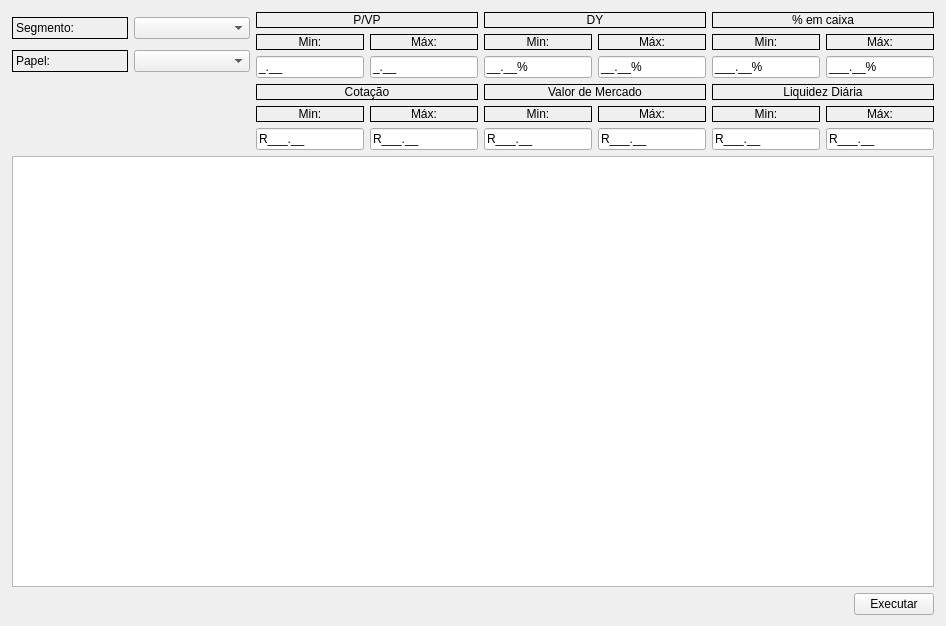
First picture: the form in src/ui/frmFiiScreen.ui, repository jeronimopenha/MarginMiner, before the edit.
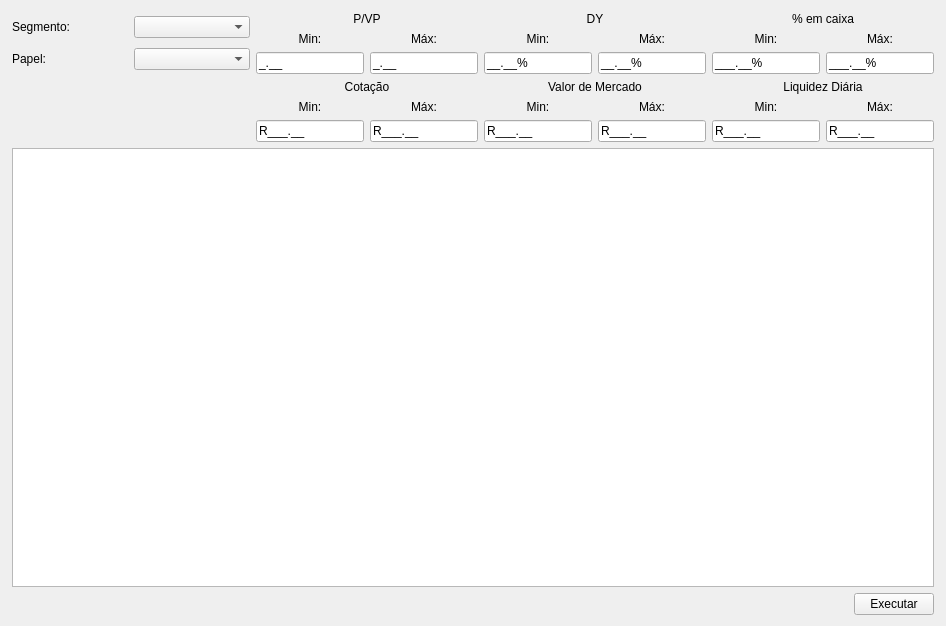
Second picture: the form after the edit.

Commit message: Working on First FII Screen

The edit to the form file:
```diff
--- a/src/ui/frmFiiScreen.ui
+++ b/src/ui/frmFiiScreen.ui
@@ -44,7 +44,7 @@
          <item>
           <widget class="QLabel" name="label_7">
            <property name="frameShape">
-            <enum>QFrame::Shape::Box</enum>
+            <enum>QFrame::Shape::NoFrame</enum>
            </property>
            <property name="text">
             <string>DY</string>
@@ -59,7 +59,7 @@
            <item>
             <widget class="QLabel" name="label_8">
              <property name="frameShape">
-              <enum>QFrame::Shape::Box</enum>
+              <enum>QFrame::Shape::NoFrame</enum>
              </property>
              <property name="text">
               <string>Min:</string>
@@ -72,7 +72,7 @@
            <item>
             <widget class="QLabel" name="label_9">
              <property name="frameShape">
-              <enum>QFrame::Shape::Box</enum>
+              <enum>QFrame::Shape::NoFrame</enum>
              </property>
              <property name="text">
               <string>Máx:</string>
@@ -115,7 +115,7 @@
          <item>
           <widget class="QLabel" name="label_13">
            <property name="frameShape">
-            <enum>QFrame::Shape::Box</enum>
+            <enum>QFrame::Shape::NoFrame</enum>
            </property>
            <property name="text">
             <string>Cotação</string>
@@ -130,7 +130,7 @@
            <item>
             <widget class="QLabel" name="label_14">
              <property name="frameShape">
-              <enum>QFrame::Shape::Box</enum>
+              <enum>QFrame::Shape::NoFrame</enum>
              </property>
              <property name="text">
               <string>Min:</string>
@@ -143,7 +143,7 @@
            <item>
             <widget class="QLabel" name="label_15">
              <property name="frameShape">
-              <enum>QFrame::Shape::Box</enum>
+              <enum>QFrame::Shape::NoFrame</enum>
              </property>
              <property name="text">
               <string>Máx:</string>
@@ -186,7 +186,7 @@
          <item>
           <widget class="QLabel" name="label_10">
            <property name="frameShape">
-            <enum>QFrame::Shape::Box</enum>
+            <enum>QFrame::Shape::NoFrame</enum>
            </property>
            <property name="text">
             <string>P/VP</string>
@@ -201,7 +201,7 @@
            <item>
             <widget class="QLabel" name="label_11">
              <property name="frameShape">
-              <enum>QFrame::Shape::Box</enum>
+              <enum>QFrame::Shape::NoFrame</enum>
              </property>
              <property name="text">
               <string>Min:</string>
@@ -214,7 +214,7 @@
            <item>
             <widget class="QLabel" name="label_12">
              <property name="frameShape">
-              <enum>QFrame::Shape::Box</enum>
+              <enum>QFrame::Shape::NoFrame</enum>
              </property>
              <property name="text">
               <string>Máx:</string>
@@ -257,7 +257,7 @@
          <item>
           <widget class="QLabel" name="label_4">
            <property name="frameShape">
-            <enum>QFrame::Shape::Box</enum>
+            <enum>QFrame::Shape::NoFrame</enum>
            </property>
            <property name="text">
             <string>% em caixa</string>
@@ -272,7 +272,7 @@
            <item>
             <widget class="QLabel" name="label_5">
              <property name="frameShape">
-              <enum>QFrame::Shape::Box</enum>
+              <enum>QFrame::Shape::NoFrame</enum>
              </property>
              <property name="text">
               <string>Min:</string>
@@ -285,7 +285,7 @@
            <item>
             <widget class="QLabel" name="label_6">
              <property name="frameShape">
-              <enum>QFrame::Shape::Box</enum>
+              <enum>QFrame::Shape::NoFrame</enum>
              </property>
              <property name="text">
               <string>Máx:</string>
@@ -328,7 +328,7 @@
          <item>
           <widget class="QLabel" name="label_19">
            <property name="frameShape">
-            <enum>QFrame::Shape::Box</enum>
+            <enum>QFrame::Shape::NoFrame</enum>
            </property>
            <property name="text">
             <string>Valor de Mercado</string>
@@ -343,7 +343,7 @@
            <item>
             <widget class="QLabel" name="label_20">
              <property name="frameShape">
-              <enum>QFrame::Shape::Box</enum>
+              <enum>QFrame::Shape::NoFrame</enum>
              </property>
              <property name="text">
               <string>Min:</string>
@@ -356,7 +356,7 @@
            <item>
             <widget class="QLabel" name="label_21">
              <property name="frameShape">
-              <enum>QFrame::Shape::Box</enum>
+              <enum>QFrame::Shape::NoFrame</enum>
              </property>
              <property name="text">
               <string>Máx:</string>
@@ -403,7 +403,7 @@
              <item>
               <widget class="QLabel" name="label_16">
                <property name="frameShape">
-                <enum>QFrame::Shape::Box</enum>
+                <enum>QFrame::Shape::NoFrame</enum>
                </property>
                <property name="text">
                 <string>Liquidez Diária</string>
@@ -418,7 +418,7 @@
                <item>
                 <widget class="QLabel" name="label_17">
                  <property name="frameShape">
-                  <enum>QFrame::Shape::Box</enum>
+                  <enum>QFrame::Shape::NoFrame</enum>
                  </property>
                  <property name="text">
                   <string>Min:</string>
@@ -431,7 +431,7 @@
                <item>
                 <widget class="QLabel" name="label_18">
                  <property name="frameShape">
-                  <enum>QFrame::Shape::Box</enum>
+                  <enum>QFrame::Shape::NoFrame</enum>
                  </property>
                  <property name="text">
                   <string>Máx:</string>
@@ -480,7 +480,7 @@
            <item>
             <widget class="QLabel" name="label_3">
              <property name="frameShape">
-              <enum>QFrame::Shape::Box</enum>
+              <enum>QFrame::Shape::NoFrame</enum>
              </property>
              <property name="text">
               <string>Segmento:</string>
@@ -497,7 +497,7 @@
            <item>
             <widget class="QLabel" name="label_2">
              <property name="frameShape">
-              <enum>QFrame::Shape::Box</enum>
+              <enum>QFrame::Shape::NoFrame</enum>
              </property>
              <property name="text">
               <string>Papel:</string>
@@ -521,7 +521,11 @@
       </layout>
      </item>
      <item>
-      <widget class="QTableView" name="tableView"/>
+      <widget class="QTableView" name="tableView">
+       <property name="sortingEnabled">
+        <bool>true</bool>
+       </property>
+      </widget>
      </item>
      <item>
       <layout class="QHBoxLayout" name="horizontalLayout_15">
```
The commit also changes 4 other files.
